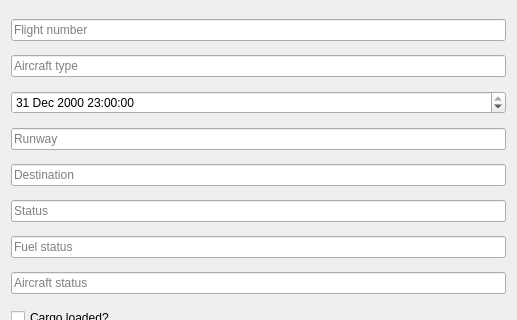
This is departedcargoflightsadddialog.ui in dogymem/airport-information-monitoring-and-management-system as Qt 5 draws it before an edit; both pictures show x 0 to 517 and y 0 to 320 of the 517 by 571 pixel window. The edited form follows.
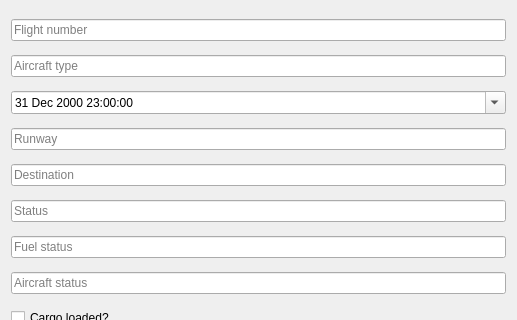
This is the edited form.

Diff of the .ui file:
```diff
--- a/departedcargoflightsadddialog.ui
+++ b/departedcargoflightsadddialog.ui
@@ -41,6 +41,9 @@
        <day>31</day>
       </datetime>
      </property>
+     <property name="calendarPopup">
+      <bool>true</bool>
+     </property>
     </widget>
    </item>
    <item row="14" column="0">
```
Left out of the diff: 6 changed lines with no effect on the pictures.
